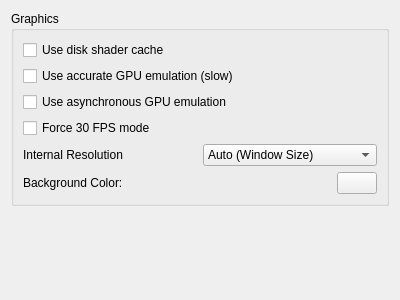
Above: src/yuzu/configuration/configure_graphics.ui from Hedges/yuzu before the change. Below: the same form after it.
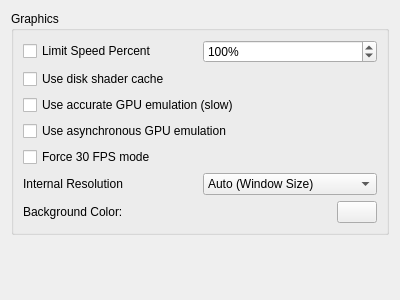
That is the form after the change.

Commit message: Disable assert on unimplemented ioctl. Restore old config as .h files do not match updated .ui files.

Patch:
```diff
--- a/src/yuzu/configuration/configure_graphics.ui
+++ b/src/yuzu/configuration/configure_graphics.ui
@@ -22,6 +22,33 @@
         <string>Graphics</string>
        </property>
        <layout class="QVBoxLayout" name="verticalLayout_2">
+        <item>
+         <layout class="QHBoxLayout" name="horizontalLayout_2">
+          <item>
+           <widget class="QCheckBox" name="toggle_frame_limit">
+            <property name="text">
+             <string>Limit Speed Percent</string>
+            </property>
+           </widget>
+          </item>
+          <item>
+           <widget class="QSpinBox" name="frame_limit">
+            <property name="suffix">
+             <string>%</string>
+            </property>
+            <property name="minimum">
+             <number>1</number>
+            </property>
+            <property name="maximum">
+             <number>9999</number>
+            </property>
+            <property name="value">
+             <number>100</number>
+            </property>
+           </widget>
+          </item>
+         </layout>
+        </item>
         <item>
          <widget class="QCheckBox" name="use_disk_shader_cache">
           <property name="text">
```
The commit also changes 4 other files.
